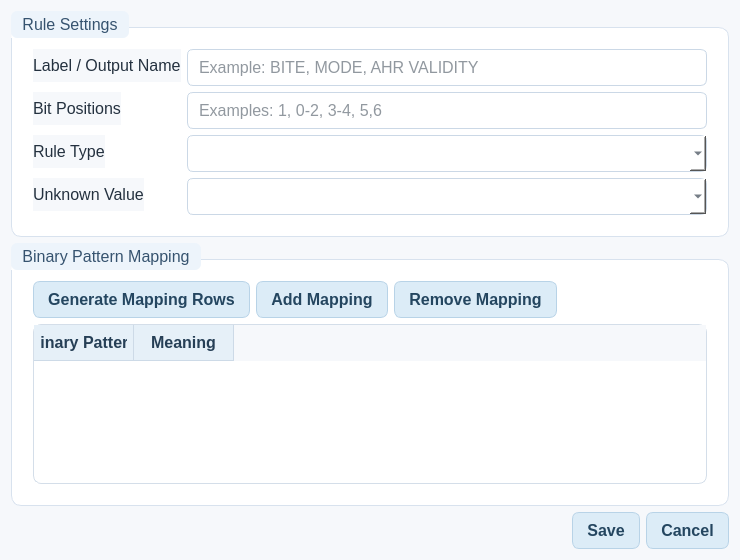
This is forms/BitfieldRuleDialog.ui in rohityaduvxnshi/pcapfile as Qt 5 draws it before an edit. The edited form follows.
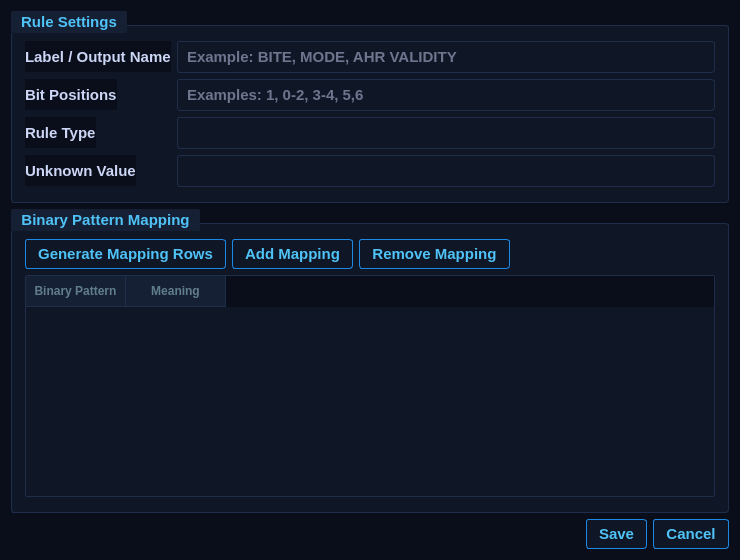
This is the edited form.

Patch:
```diff
--- a/forms/BitfieldRuleDialog.ui
+++ b/forms/BitfieldRuleDialog.ui
@@ -4,7 +4,7 @@
  <widget class="QDialog" name="BitfieldRuleDialog">
   <property name="geometry"><rect><x>0</x><y>0</y><width>740</width><height>560</height></rect></property>
   <property name="windowTitle"><string>Bitfield Decode Rule</string></property>
-  <property name="styleSheet"><string>QWidget{font-family:&quot;Segoe UI&quot;,&quot;Noto Sans&quot;,Arial;font-size:12pt;color:#24313f;background-color:#f6f8fb;}QDialog{background-color:#f6f8fb;}QGroupBox{background-color:#ffffff;border:1px solid #d8e2ee;border-radius:10px;margin-top:16px;padding:12px;}QGroupBox::title{subcontrol-origin:margin;subcontrol-position:top left;padding:4px 9px;color:#36536f;background-color:#edf4fb;border-radius:6px;font-weight:600;}QLineEdit,QComboBox{background-color:#ffffff;border:1px solid #cbd8e6;border-radius:6px;padding:7px 9px;selection-background-color:#b9d7f0;}QLineEdit:focus,QComboBox:focus{border:1px solid #7aa7c7;background-color:#fbfdff;}QPushButton{background-color:#dcecf7;border:1px solid #b8d3e7;border-radius:7px;padding:8px 14px;color:#244660;font-weight:600;}QPushButton:hover{background-color:#cfe4f3;}QTableWidget{background-color:#ffffff;alternate-background-color:#f3f8fc;gridline-color:#d7e2ed;border:1px solid #d4dee9;border-radius:8px;selection-background-color:#c8def0;selection-color:#162536;}QHeaderView::section{background-color:#e6f0f8;color:#263f56;border:0px;border-right:1px solid #cddae7;border-bottom:1px solid #cddae7;padding:6px;font-weight:600;}</string></property>
+  <property name="styleSheet"><string>QWidget{font-family:&quot;Bahnschrift&quot;,&quot;Arial Narrow&quot;,Arial;font-size:11pt;font-weight:600;color:#ccd6f6;background-color:#0a0e1a;}QDialog{background-color:#0a0e1a;}QGroupBox{background-color:#0f1626;border:1px solid #1e2d4a;border-radius:3px;margin-top:14px;padding:6px 4px;}QGroupBox::title{subcontrol-origin:margin;subcontrol-position:top left;padding:2px 8px;color:#4fc3f7;background-color:#162035;border-radius:2px;font-weight:700;}QLineEdit,QComboBox{background-color:#0f1626;border:1px solid #1e2d4a;border-radius:3px;padding:5px 7px;color:#ccd6f6;selection-background-color:#1c3a6e;}QLineEdit:focus,QComboBox:focus{border:1px solid #1e88e5;}QComboBox::drop-down{border:none;}QPushButton{background-color:#0f1626;border:1px solid #1e88e5;border-radius:3px;padding:5px 12px;color:#4fc3f7;font-weight:700;}QPushButton:hover{background-color:#1c3a6e;color:#ffffff;}QPushButton:pressed{background-color:#1565c0;}QTableWidget{background-color:#0f1626;alternate-background-color:#0c1220;gridline-color:#1a2540;border:1px solid #1e2d4a;border-radius:2px;selection-background-color:#1c3a6e;selection-color:#e8f0fe;}QHeaderView::section{background-color:#162035;color:#607d8b;border:0px;border-right:1px solid #1e2d4a;border-bottom:1px solid #1e2d4a;padding:4px 6px;font-weight:700;font-size:9pt;}QScrollBar:vertical{background:#0a0e1a;width:6px;border-radius:3px;}QScrollBar::handle:vertical{background:#1e2d4a;border-radius:3px;}QScrollBar::handle:vertical:hover{background:#1e88e5;}QScrollBar::add-line,QScrollBar::sub-line{width:0;height:0;}</string></property>
   <layout class="QVBoxLayout" name="mainLayout">
    <item><widget class="QGroupBox" name="ruleSettingsGroup"><property name="title"><string>Rule Settings</string></property><layout class="QFormLayout" name="formLayout"><item row="0" column="0"><widget class="QLabel" name="lblLabel"><property name="text"><string>Label / Output Name</string></property></widget></item><item row="0" column="1"><widget class="QLineEdit" name="txtLabel"><property name="placeholderText"><string>Example: BITE, MODE, AHR VALIDITY</string></property></widget></item><item row="1" column="0"><widget class="QLabel" name="lblBits"><property name="text"><string>Bit Positions</string></property></widget></item><item row="1" column="1"><widget class="QLineEdit" name="txtBits"><property name="placeholderText"><string>Examples: 1, 0-2, 3-4, 5,6</string></property></widget></item><item row="2" column="0"><widget class="QLabel" name="lblType"><property name="text"><string>Rule Type</string></property></widget></item><item row="2" column="1"><widget class="QComboBox" name="cboType"/></item><item row="3" column="0"><widget class="QLabel" name="lblUnknown"><property name="text"><string>Unknown Value</string></property></widget></item><item row="3" column="1"><widget class="QComboBox" name="cboUnknown"/></item></layout></widget></item>
    <item><widget class="QGroupBox" name="mappingGroup"><property name="title"><string>Binary Pattern Mapping</string></property><layout class="QVBoxLayout" name="mappingLayout"><item><layout class="QHBoxLayout" name="mappingButtonLayout"><item><widget class="QPushButton" name="btnGenerateMappings"><property name="text"><string>Generate Mapping Rows</string></property></widget></item><item><widget class="QPushButton" name="btnAddMapping"><property name="text"><string>Add Mapping</string></property></widget></item><item><widget class="QPushButton" name="btnRemoveMapping"><property name="text"><string>Remove Mapping</string></property></widget></item><item><spacer name="mappingButtonStretch"><property name="orientation"><enum>Qt::Horizontal</enum></property><property name="sizeHint" stdset="0"><size><width>40</width><height>20</height></size></property></spacer></item></layout></item><item><widget class="QTableWidget" name="tblMappings"><property name="alternatingRowColors"><bool>true</bool></property><property name="selectionBehavior"><enum>QAbstractItemView::SelectRows</enum></property><column><property name="text"><string>Binary Pattern</string></property></column><column><property name="text"><string>Meaning</string></property></column></widget></item></layout></widget></item>
```
